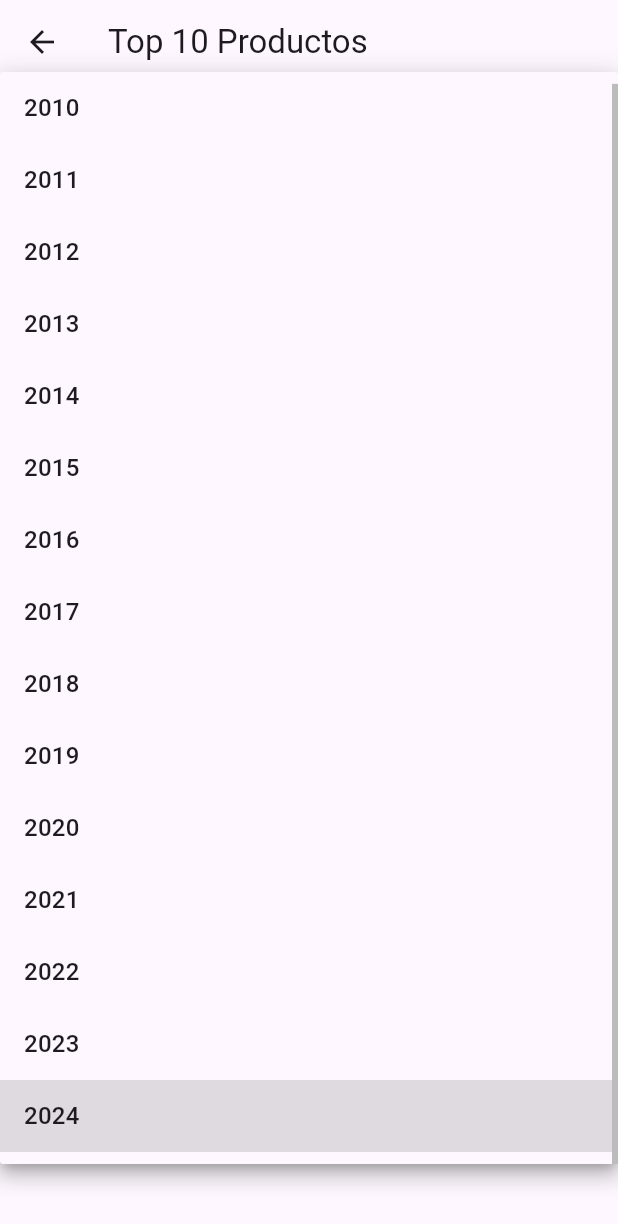
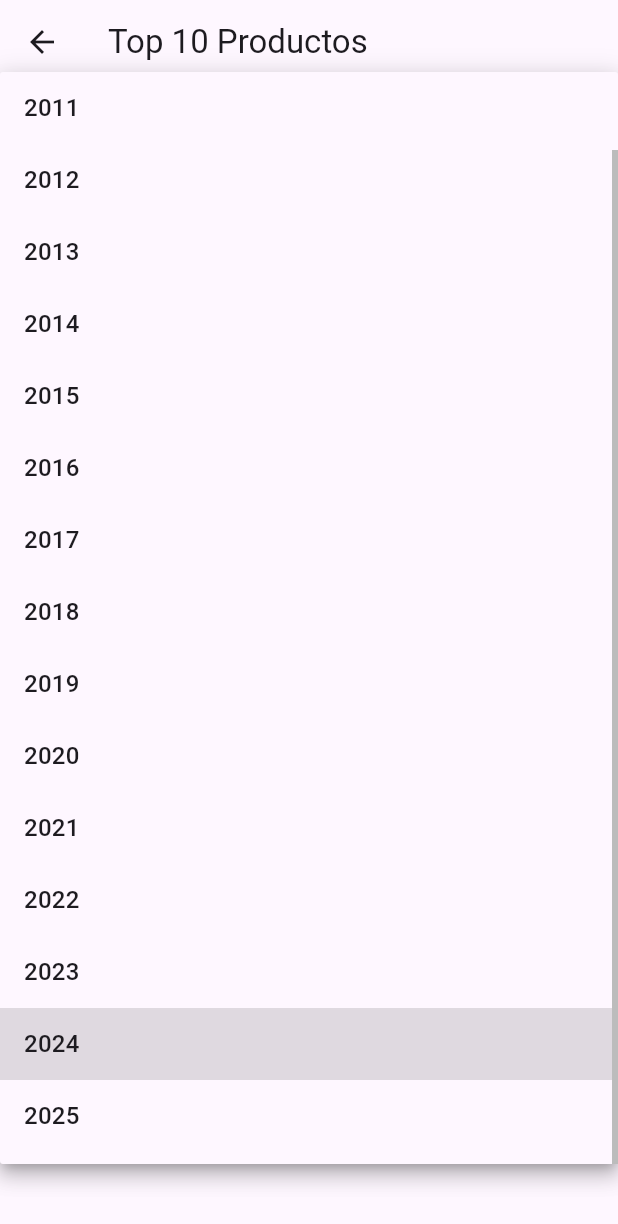
Before and after one commit to basgomcesar/proyectoFoodNow, a Flutter app: the ProductsChartView screen opened directly, after a tap on "2024", on a phone screen of 412 x 824 dp. Shown: the top 1224 px of the screen. Run offline on Flutter 3.47's test engine with Material 3 defaults, Android fonts, the phone set to English and light mode, and no system bars; our stand-ins replace auto_size_text, bloc, dartz, dio, equatable, fl_chart and 6 more; missing offline and left inert: grpc, protobuf; accounts and stored records are empty; network calls fail.

Commit message:
Cesar cambios

```diff
--- a/lib/features/product/presentation/screens/ProductsChartView.dart
+++ b/lib/features/product/presentation/screens/ProductsChartView.dart
@@ -22,7 +22,7 @@ class _ProductsChartViewState extends State<ProductsChartView> {
     '01', '02', '03', '04', '05', '06', '07', '08', '09', '10', '11', '12'
   ];
   final List<String> years = [
-    '2010', '2011', '2012', '2013', '2014', '2015', '2016', '2017', '2018', '2019', '2020', '2021', '2022', '2023', '2024'
+    '2010', '2011', '2012', '2013', '2014', '2015', '2016', '2017', '2018', '2019', '2020', '2021', '2022', '2023', '2024', '2025'
   ];
 
   @override
--- a/lib/features/product/presentation/screens/productDetailView.dart
+++ b/lib/features/product/presentation/screens/productDetailView.dart
@@ -1,4 +1,5 @@
 import 'package:flutter/material.dart';
+import 'package:loging_app/core/utils/session.dart';
 import 'package:loging_app/features/product/domain/entities/product.dart';
 import 'package:loging_app/features/product/domain/use_cases/place_order_use_case.dart';
 import 'package:loging_app/features/product/presentation/bloc/placer_order/place_order_bloc.dart';
@@ -155,6 +156,7 @@ class _ProductDetailsScreenState extends State<ProductDetailsScreenContent> {
                     },
                   ),
                   Text('Producto(s) seleccionado(s): $currentValue'),
+                  (Session.instance.user?.userType == 'Vendedor') ? const SizedBox() :
                   IconButton(
                     icon: const Icon(Icons.add),
                     onPressed: () {
@@ -166,7 +168,8 @@ class _ProductDetailsScreenState extends State<ProductDetailsScreenContent> {
                   ),
                 ],
               ),
-              ButtonsOptions(context),
+              //Preguntar si el usuario es vendedor
+              (Session.instance.user?.userType == 'Vendedor') ? const SizedBox() : ButtonsOptions(context),
             ],
           ),
         ),
--- a/lib/features/product/presentation/widgets/product_box.dart
+++ b/lib/features/product/presentation/widgets/product_box.dart
@@ -31,7 +31,6 @@ class ProductBox extends StatelessWidget {
                 builder: (context) => ProductDetailsScreen(product: product),
               ),
             );
-            print('Product tapped ${product.name}');
           },
           child: Column(
             mainAxisAlignment: MainAxisAlignment.start,
```
